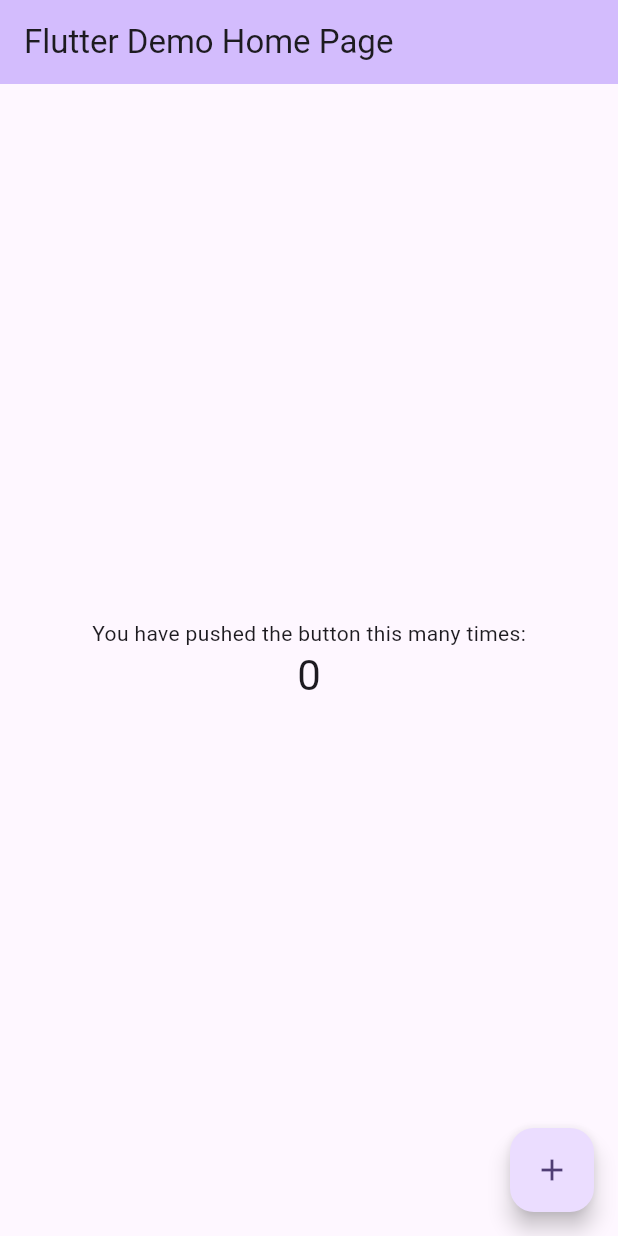
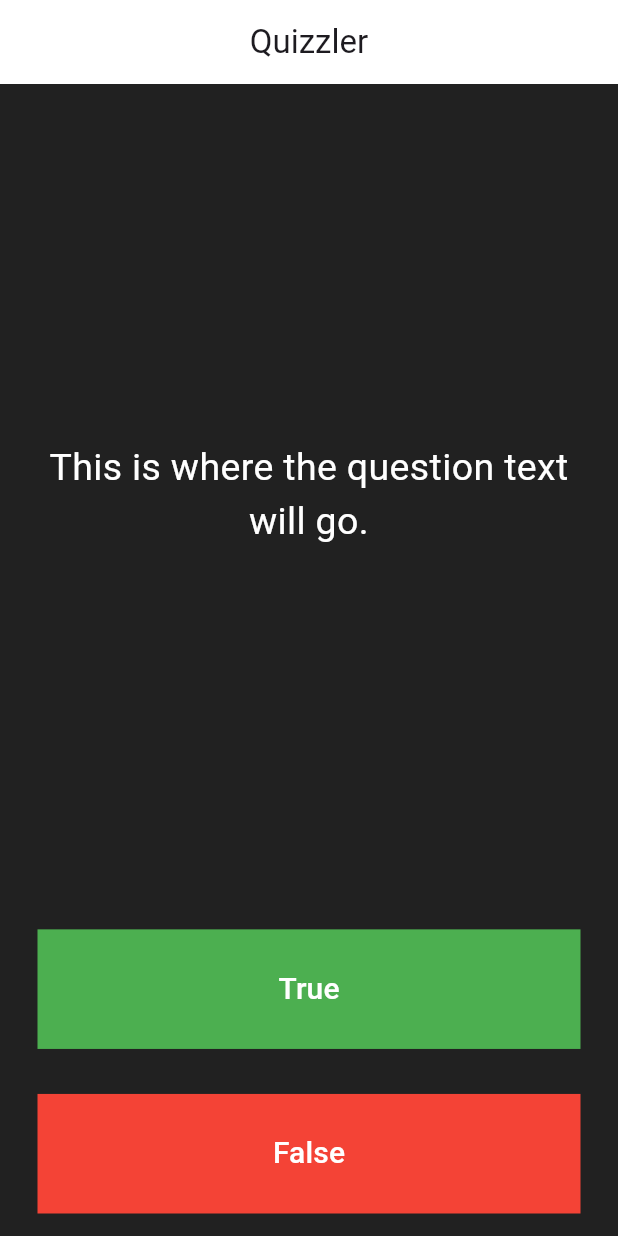
Before and after one commit to dshreddy/quizzler-flutter, a Flutter app: the screen it shows after launch, on a phone screen of 412 x 824 dp. Run offline on Flutter 3.47's test engine with Material 3 defaults, Android fonts, the phone set to English and light mode, and no system bars.

Commit message:
UI updated

```diff
--- a/lib/main.dart
+++ b/lib/main.dart
@@ -1,125 +1,110 @@
 import 'package:flutter/material.dart';
 
-void main() {
-  runApp(const MyApp());
-}
+void main() => runApp(const Quizzler());
 
-class MyApp extends StatelessWidget {
-  const MyApp({super.key});
+class Quizzler extends StatelessWidget {
+  const Quizzler({super.key});
 
-  // This widget is the root of your application.
   @override
   Widget build(BuildContext context) {
     return MaterialApp(
-      title: 'Flutter Demo',
-      theme: ThemeData(
-        // This is the theme of your application.
-        //
-        // TRY THIS: Try running your application with "flutter run". You'll see
-        // the application has a purple toolbar. Then, without quitting the app,
-        // try changing the seedColor in the colorScheme below to Colors.green
-        // and then invoke "hot reload" (save your changes or press the "hot
-        // reload" button in a Flutter-supported IDE, or press "r" if you used
-        // the command line to start the app).
-        //
-        // Notice that the counter didn't reset back to zero; the application
-        // state is not lost during the reload. To reset the state, use hot
-        // restart instead.
-        //
-        // This works for code too, not just values: Most code changes can be
-        // tested with just a hot reload.
-        colorScheme: ColorScheme.fromSeed(seedColor: Colors.deepPurple),
-        useMaterial3: true,
+      title: "quizzler",
+      home: Scaffold(
+        backgroundColor: Colors.grey.shade900,
+        appBar: AppBar(
+          title: const Text("Quizzler"),
+          centerTitle: true,
+          backgroundColor: Colors.white,
+        ),
+        body: const SafeArea(
+          child: Padding(
+            padding: EdgeInsets.symmetric(horizontal: 10.0),
+            child: QuizPage(),
+          ),
+        ),
       ),
-      home: const MyHomePage(title: 'Flutter Demo Home Page'),
     );
   }
 }
 
-class MyHomePage extends StatefulWidget {
-  const MyHomePage({super.key, required this.title});
-
-  // This widget is the home page of your application. It is stateful, meaning
-  // that it has a State object (defined below) that contains fields that affect
-  // how it looks.
-
-  // This class is the configuration for the state. It holds the values (in this
-  // case the title) provided by the parent (in this case the App widget) and
-  // used by the build method of the State. Fields in a Widget subclass are
-  // always marked "final".
-
-  final String title;
+class QuizPage extends StatefulWidget {
+  const QuizPage({super.key});
 
   @override
-  State<MyHomePage> createState() => _MyHomePageState();
+  State<QuizPage> createState() => _QuizPageState();
 }
 
-class _MyHomePageState extends State<MyHomePage> {
-  int _counter = 0;
-
-  void _incrementCounter() {
-    setState(() {
-      // This call to setState tells the Flutter framework that something has
-      // changed in this State, which causes it to rerun the build method below
-      // so that the display can reflect the updated values. If we changed
-      // _counter without calling setState(), then the build method would not be
-      // called again, and so nothing would appear to happen.
-      _counter++;
-    });
-  }
-
+class _QuizPageState extends State<QuizPage> {
   @override
   Widget build(BuildContext context) {
-    // This method is rerun every time setState is called, for instance as done
-    // by the _incrementCounter method above.
-    //
-    // The Flutter framework has been optimized to make rerunning build methods
-    // fast, so that you can just rebuild anything that needs updating rather
-    // than having to individually change instances of widgets.
-    return Scaffold(
-      appBar: AppBar(
-        // TRY THIS: Try changing the color here to a specific color (to
-        // Colors.amber, perhaps?) and trigger a hot reload to see the AppBar
-        // change color while the other colors stay the same.
-        backgroundColor: Theme.of(context).colorScheme.inversePrimary,
-        // Here we take the value from the MyHomePage object that was created by
-        // the App.build method, and use it to set our appbar title.
-        title: Text(widget.title),
-      ),
-      body: Center(
-        // Center is a layout widget. It takes a single child and positions it
-        // in the middle of the parent.
-        child: Column(
-          // Column is also a layout widget. It takes a list of children and
-          // arranges them vertically. By default, it sizes itself to fit its
-          // children horizontally, and tries to be as tall as its parent.
-          //
-          // Column has various properties to control how it sizes itself and
-          // how it positions its children. Here we use mainAxisAlignment to
-          // center the children vertically; the main axis here is the vertical
-          // axis because Columns are vertical (the cross axis would be
-          // horizontal).
-          //
-          // TRY THIS: Invoke "debug painting" (choose the "Toggle Debug Paint"
-          // action in the IDE, or press "p" in the console), to see the
-          // wireframe for each widget.
-          mainAxisAlignment: MainAxisAlignment.center,
-          children: <Widget>[
-            const Text(
-              'You have pushed the button this many times:',
+    return Column(
+      mainAxisAlignment: MainAxisAlignment.spaceBetween,
+      crossAxisAlignment: CrossAxisAlignment.stretch,
+      children: <Widget>[
+        const Expanded(
+          flex: 5,
+          child: Padding(
+            padding: EdgeInsets.all(10.0),
+            child: Center(
+              child: Text(
+                'This is where the question text will go.',
+                textAlign: TextAlign.center,
+                style: TextStyle(
+                  fontSize: 25.0,
+                  color: Colors.white,
+                ),
+              ),
             ),
-            Text(
-              '$_counter',
-              style: Theme.of(context).textTheme.headlineMedium,
+          ),
+        ),
+        Expanded(
+          child: Padding(
+            padding: const EdgeInsets.all(15.0),
+            child: Container(
+              color: Colors.green,
+              child: TextButton(
+                child: const Text(
+                  'True',
+                  style: TextStyle(
+                    color: Colors.white,
+                    fontSize: 20.0,
+                  ),
+                ),
+                onPressed: () {
+                  //The user picked true.
+                },
+              ),
             ),
-          ],
+          ),
         ),
-      ),
-      floatingActionButton: FloatingActionButton(
-        onPressed: _incrementCounter,
-        tooltip: 'Increment',
-        child: const Icon(Icons.add),
-      ), // This trailing comma makes auto-formatting nicer for build methods.
+        Expanded(
+          child: Padding(
+            padding: const EdgeInsets.all(15.0),
+            child: Container(
+              color: Colors.red,
+              child: TextButton(
+                child: const Text(
+                  'False',
+                  style: TextStyle(
+                    fontSize: 20.0,
+                    color: Colors.white,
+                  ),
+                ),
+                onPressed: () {
+                  //The user picked false.
+                },
+              ),
+            ),
+          ),
+        ),
+        //TODO: Add a Row here as your score keeper
+      ],
     );
   }
 }
+
+/*
+question1: 'You can lead a cow down stairs but not up stairs.', false,
+question2: 'Approximately one quarter of human bones are in the feet.', true,
+question3: 'A slug\'s blood is green.', true,
+*/
```
